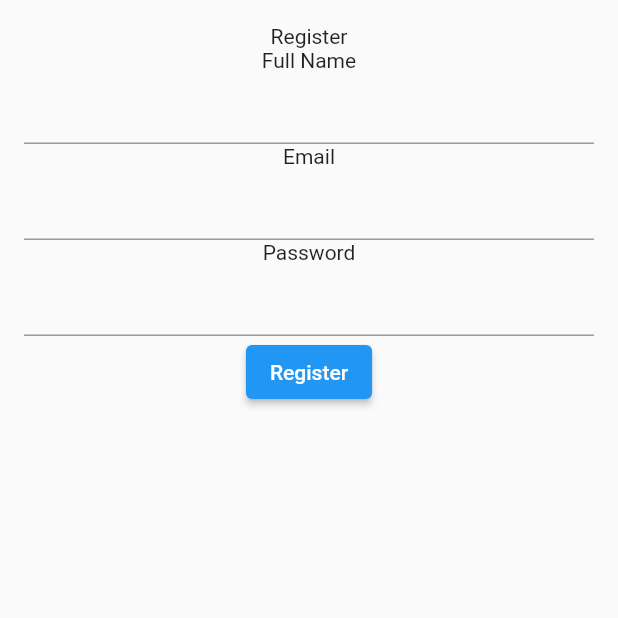
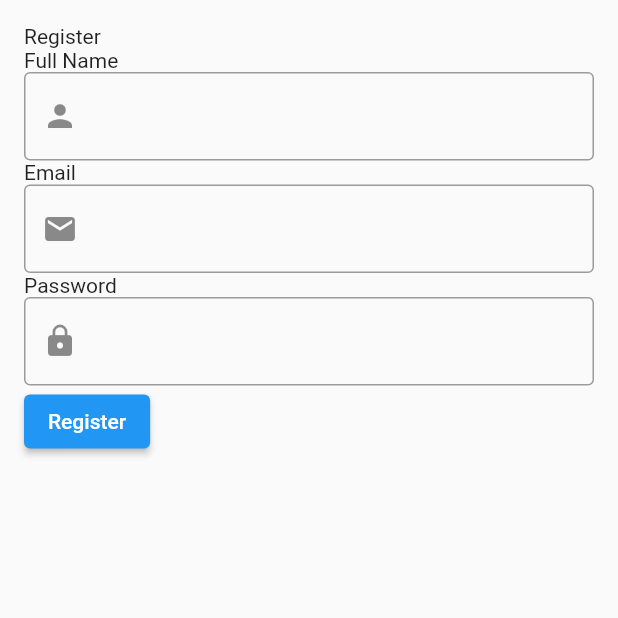
Before and after one commit to LittleFireflies/test_maimaid, a Flutter app: the screen it shows after launch, after a tap on "Register", on a phone screen of 412 x 824 dp, the top half of it. Run offline on Flutter 3.47's test engine with Material 2 defaults, Android fonts, the phone set to English and light mode, and no system bars; our stand-ins replace equatable, flutter_bloc, formz, hive, hive_flutter; accounts and stored records are empty.

Commit message:
fix text field

```diff
--- a/lib/presentation/register/bloc/register_bloc.dart
+++ b/lib/presentation/register/bloc/register_bloc.dart
@@ -24,12 +24,12 @@ class RegisterBloc extends Bloc<RegisterEvent, RegisterState> {
       (event, emit) => _onRegisterPasswordChanged(event, emit),
     );
     on<RegisterSubmitted>((event, emit) {
-      final user = User(
-        name: event.name,
-        email: event.email,
-        password: event.password,
-      );
-      _registerUser.execute(user);
+      // final user = User(
+      //   name: event.name,
+      //   email: event.email,
+      //   password: event.password,
+      // );
+      // _registerUser.execute(user);
     });
   }
 
--- a/lib/presentation/register/bloc/register_event.dart
+++ b/lib/presentation/register/bloc/register_event.dart
@@ -32,16 +32,8 @@ class RegisterPasswordChanged extends RegisterEvent {
 }
 
 class RegisterSubmitted extends RegisterEvent {
-  final String name;
-  final String email;
-  final String password;
-
-  const RegisterSubmitted({
-    required this.name,
-    required this.email,
-    required this.password,
-  });
+  const RegisterSubmitted();
 
   @override
-  List<Object?> get props => [name, email, password];
+  List<Object?> get props => [];
 }
--- a/lib/presentation/register/views/register_page.dart
+++ b/lib/presentation/register/views/register_page.dart
@@ -6,6 +6,7 @@ import 'package:test_maimaid/domain/usecases/register_user.dart';
 import 'package:test_maimaid/presentation/register/bloc/register_bloc.dart';
 import 'package:test_maimaid/presentation/register/bloc/register_event.dart';
 import 'package:test_maimaid/presentation/register/bloc/register_state.dart';
+import 'package:test_maimaid/utils/widgets/app_text_field.dart';
 
 class RegisterPage extends StatelessWidget {
   RegisterPage({Key? key}) : super(key: key);
@@ -26,10 +27,6 @@ class RegisterPage extends StatelessWidget {
 class RegisterView extends StatelessWidget {
   RegisterView({Key? key}) : super(key: key);
 
-  final _nameController = TextEditingController();
-  final _emailController = TextEditingController();
-  final _passwordController = TextEditingController();
-
   @override
   Widget build(BuildContext context) {
     return BlocBuilder<RegisterBloc, RegisterState>(builder: (context, state) {
@@ -38,50 +35,41 @@ class RegisterView extends StatelessWidget {
           child: Padding(
             padding: const EdgeInsets.all(16.0),
             child: Column(
+              crossAxisAlignment: CrossAxisAlignment.start,
               children: [
                 Text('Register'),
                 Text('Full Name'),
-                TextField(
+                AppTextField(
                   onChanged: (name) => context
                       .read<RegisterBloc>()
                       .add(RegisterNameChanged(name)),
-                  controller: _nameController,
-                  decoration: InputDecoration(
-                    errorText: state.nameError,
-                  ),
+                  errorText: state.nameError,
+                  prefixIcon: const Icon(Icons.person),
                 ),
                 Text('Email'),
-                TextField(
+                AppTextField(
                   onChanged: (email) => context
                       .read<RegisterBloc>()
                       .add(RegisterEmailChanged(email)),
-                  controller: _emailController,
-                  decoration: InputDecoration(
-                    errorText: state.emailError,
-                  ),
+                  textInputType: TextInputType.emailAddress,
+                  errorText: state.emailError,
+                  prefixIcon: const Icon(Icons.email),
                 ),
                 Text('Password'),
-                TextField(
+                AppTextField(
                   onChanged: (password) => context
                       .read<RegisterBloc>()
                       .add(RegisterPasswordChanged(password)),
-                  controller: _passwordController,
-                  // obscureText: true,
-                  decoration: InputDecoration(
-                    errorText: state.passwordError,
-                  ),
+                  errorText: state.passwordError,
+                  prefixIcon: const Icon(Icons.lock),
+                  textInputAction: TextInputAction.done,
+                  obscureText: true,
                 ),
                 ElevatedButton(
                   onPressed: () {
-                    context.read<RegisterBloc>().add(
-                          RegisterSubmitted(
-                            name: _nameController.text,
-                            email: _emailController.text,
-                            password: _passwordController.text,
-                          ),
-                        );
+                    context.read<RegisterBloc>().add(const RegisterSubmitted());
                   },
-                  child: Text('Register'),
+                  child: const Text('Register'),
                 ),
               ],
             ),
--- /dev/null
+++ b/lib/utils/widgets/app_text_field.dart
@@ -0,0 +1,35 @@
+import 'package:flutter/material.dart';
+
+class AppTextField extends StatelessWidget {
+  final ValueChanged<String> onChanged;
+  final TextInputAction? textInputAction;
+  final TextInputType? textInputType;
+  final String? errorText;
+  final Widget? prefixIcon;
+  final bool obscureText;
+
+  const AppTextField({
+    Key? key,
+    required this.onChanged,
+    this.textInputAction = TextInputAction.next,
+    this.textInputType,
+    required this.errorText,
+    this.prefixIcon,
+    this.obscureText = false,
+  }) : super(key: key);
+
+  @override
+  Widget build(BuildContext context) {
+    return TextField(
+      onChanged: onChanged,
+      textInputAction: textInputAction,
+      keyboardType: textInputType,
+      obscureText: obscureText,
+      decoration: InputDecoration(
+        errorText: errorText,
+        border: const OutlineInputBorder(),
+        prefixIcon: prefixIcon,
+      ),
+    );
+  }
+}
```
